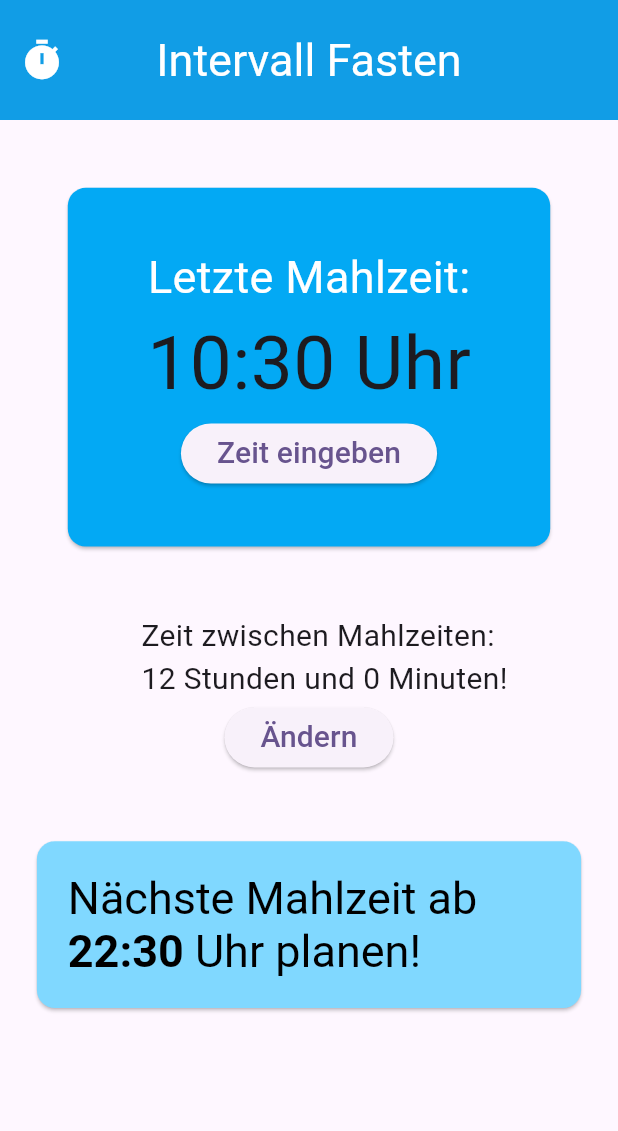
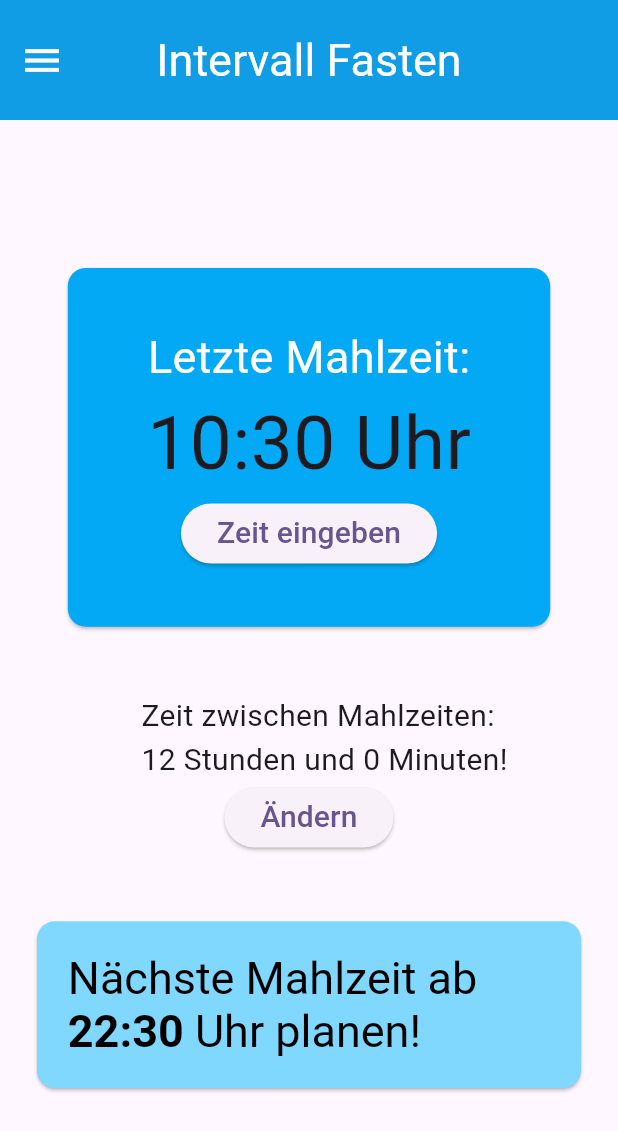
Before and after one commit to Blauben/interval_diet_planer, a Flutter app: the screen it shows after launch, on a phone screen of 412 x 824 dp. Shown: the top 1131 px of the screen. Run offline on Flutter 3.47's test engine with Material 3 defaults, Android fonts, the phone set to English and light mode, and no system bars; our stand-ins replace shared_preferences.

Commit message:
Fixes #1

```diff
--- a/lib/accumulator.dart
+++ b/lib/accumulator.dart
@@ -81,7 +81,7 @@ class AlarmWidget extends StatelessWidget {
       padding: EdgeInsets.symmetric(
           vertical: 0.05 * MediaQuery.of(context).size.height,
           horizontal: 0.05 * MediaQuery.of(context).size.width),
-      child: Column(
+      child: SingleChildScrollView(child: Column(
         children: [
           highCard,
           SizedBox(height: 0.05 * MediaQuery.of(context).size.height),
@@ -90,6 +90,7 @@ class AlarmWidget extends StatelessWidget {
           lowCard,
         ],
       ),
+      ),
     );
   }
 }
--- a/lib/main.dart
+++ b/lib/main.dart
@@ -66,10 +66,27 @@ class MyHomePageState extends State<MyHomePage> with RestorationMixin {
       child: Scaffold(
         appBar: AppBar(
           title: const Text("Intervall Fasten"),
-          leading: const Icon(Icons.timer),
+          leading: Builder(builder: (context) {
+            return IconButton(icon: const Icon(Icons.menu),
+                onPressed: Scaffold.of(context).openDrawer);
+          },),
           toolbarHeight: 80,
         ),
-        body: const AlarmWidget(),
+          drawer: Drawer(child: ListView(
+            children: const [
+              DrawerHeader(child: Center(child: Text("Menü", style: TextStyle(fontSize: 24)))),
+              AboutListTile(aboutBoxChildren: [Text("""
+
+Copyright 2024 Ben Frauenknecht
+
+Permission is hereby granted, free of charge, to any person obtaining a copy of this software and associated documentation files (the “Software”), to deal in the Software without restriction, including without limitation the rights to use, copy, modify, merge, publish, distribute, sublicense, and/or sell copies of the Software, and to permit persons to whom the Software is furnished to do so, subject to the following conditions:
+
+The above copyright notice and this permission notice shall be included in all copies or substantial portions of the Software.
+
+THE SOFTWARE IS PROVIDED “AS IS”, WITHOUT WARRANTY OF ANY KIND, EXPRESS OR IMPLIED, INCLUDING BUT NOT LIMITED TO THE WARRANTIES OF MERCHANTABILITY, FITNESS FOR A PARTICULAR PURPOSE AND NONINFRINGEMENT. IN NO EVENT SHALL THE AUTHORS OR COPYRIGHT HOLDERS BE LIABLE FOR ANY CLAIM, DAMAGES OR OTHER LIABILITY, WHETHER IN AN ACTION OF CONTRACT, TORT OR OTHERWISE, ARISING FROM, OUT OF OR IN CONNECTION WITH THE SOFTWARE OR THE USE OR OTHER DEALINGS IN THE SOFTWARE.
+""",)],),
+          ],),),
+        body: const Center(child: AlarmWidget()),
       ),
     );
   }
```
Also changed, not shown: pubspec.lock, 5 other files.
